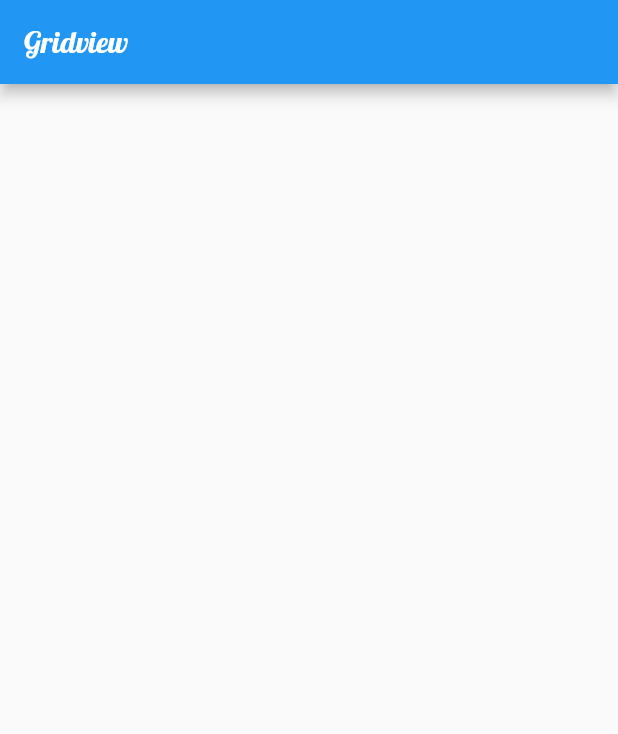
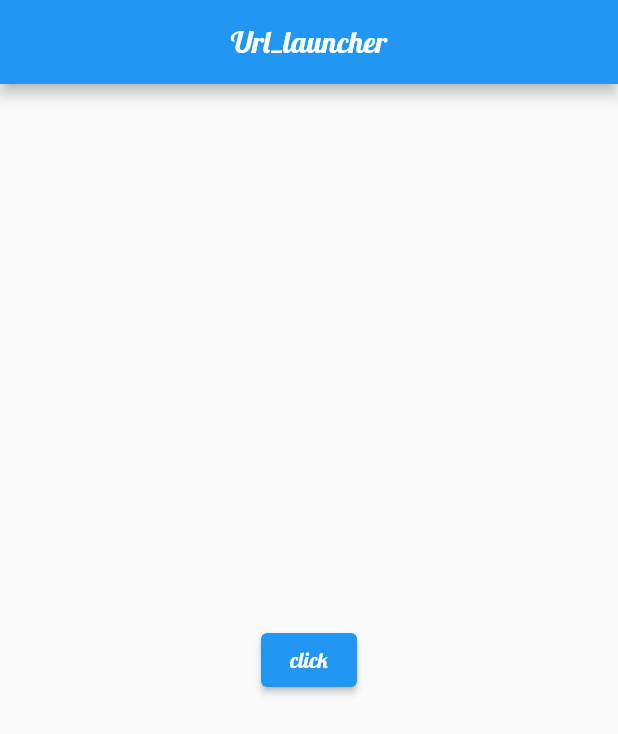
Before and after one commit to kunalguchhait/flutter_profile, a Flutter app: the screen it shows after launch, on a phone screen of 412 x 824 dp. Shown: the top 734 px of the screen. Run offline on Flutter 3.47's test engine with Material 2 defaults, Android fonts, the phone set to English and light mode, and no system bars.

Commit message:
url_launcher

```diff
--- a/lib/main.dart
+++ b/lib/main.dart
@@ -3,6 +3,7 @@
 import 'package:demo_project/gridview_screen.dart';
 import 'package:demo_project/profile.dart';
 import 'package:demo_project/tabbar_screen.dart';
+import 'package:demo_project/url_launchar.dart';
 import 'package:flutter/material.dart';
 
 void main(){
@@ -16,8 +17,9 @@ void main(){
         )
       ),
       // home: ProfileScreen(),
-      initialRoute: GridViewScreen.path,
+      initialRoute: UrlLauncher.path,
       routes: {
+        UrlLauncher.path : (context)=> UrlLauncher(),
         ProfileScreen.path : (context)=> ProfileScreen(),
         TabbarScreen.path : (context)=> TabbarScreen(),
         GridViewScreen.path : (context)=> GridViewScreen(),
--- /dev/null
+++ b/lib/url_launchar.dart
@@ -0,0 +1,71 @@
+import 'package:flutter/material.dart';
+import 'package:url_launcher/url_launcher.dart';
+
+class UrlLauncher extends StatelessWidget {
+  static const String path = "UrlLauncher";
+  // const UrlLauncher({ Key? key }) : super(key: key);
+
+  Future launchUrl(url) async {
+    // String url = "https://flutter.dev/";
+    if(await canLaunch(url)){
+      await launch(url);
+    }else{
+      throw "Could not launch $url";
+    }
+  }
+
+  String email = "samarguchhait500@gmail.com";
+
+  Future launchEmail(email) async {
+    if(await canLaunch("mailto:$email?subject=News&body=Hello kunal")){
+      await launch("mailto:$email?subject=News&body=Hello kunal");
+    }else{
+      throw "Could Not Create Email";
+    }
+  }
+
+  Future callPhone() async {
+    if(await canLaunch("tel:+91 7029581454")){
+      await launch("tel:+91 7029581454");
+    }else{
+      throw "Could Not Connect Call";
+    }
+  }
+
+    Future sms() async {
+    if(await canLaunch("sms:hello kunal")){
+      await launch("sms:hello kunal");
+    }else{
+      throw "Could Not Connect sms app";
+    }
+  }
+
+  @override
+  Widget build(BuildContext context){
+    return Scaffold(
+      appBar: AppBar(
+        title: Text("Url_launcher"),
+        centerTitle: true,
+      ),
+
+      body: Container(
+        width: double.infinity,
+        child: Column(
+          mainAxisAlignment: MainAxisAlignment.center,
+          children: [
+            ElevatedButton(
+              onPressed:(){
+              //  launchUrl("https://www.hotstar.com/in");
+                  // launchEmail(email);
+                  // callPhone();
+                  sms();
+              },
+               child: Text("click")
+               )
+          ],
+        ),
+      ),
+
+    );
+  }
+}
--- a/pubspec.yaml
+++ b/pubspec.yaml
@@ -27,6 +27,7 @@ dependencies:
   # The following adds the Cupertino Icons font to your application.
   # Use with the CupertinoIcons class for iOS style icons.
   cupertino_icons: ^1.0.2
+  url_launcher: ^6.0.17
 
 dev_dependencies:
   flutter_test:
```
Also changed, not shown: pubspec.lock, 1 other file.
